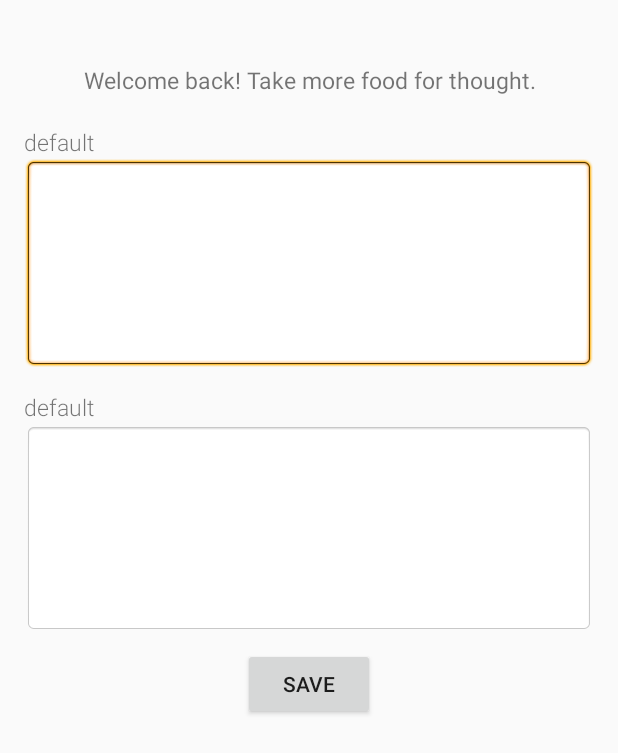
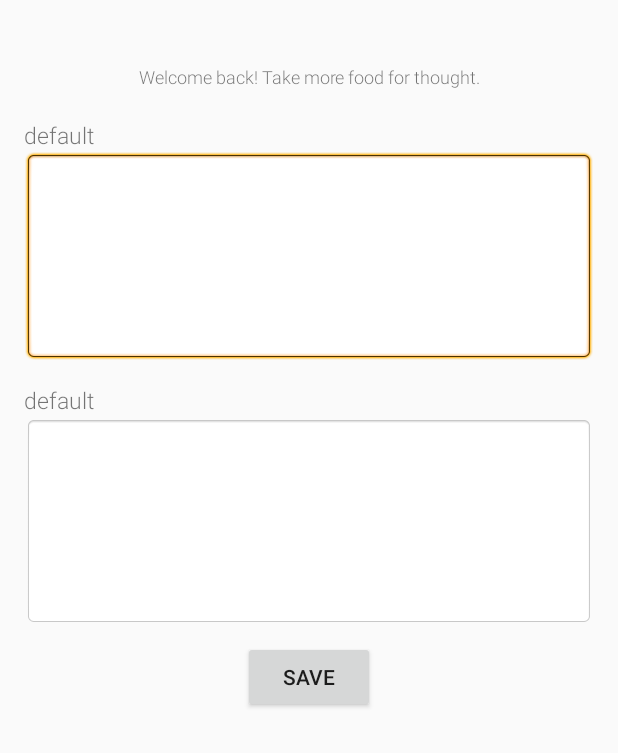
Before and after one commit to kelseyywang/journalXthought, an Android app: the layout activity_today_entry.xml on its own in the app's theme, with its tools: preview values and no code run, on a phone screen of 412 x 824 dp. Shown: the top 753 px of the screen. Run offline under Robolectric (Android 15) with nearby library versions, the phone set to English and light mode, and no system bars.

Commit message:
added month, fixed layout, etc. (would give design a solid 2/33)

```diff
--- a/app/src/main/java/com/example/kelseywang/journalx/CustomAdapter.java
+++ b/app/src/main/java/com/example/kelseywang/journalx/CustomAdapter.java
@@ -27,6 +27,7 @@ public class CustomAdapter extends BaseAdapter {
     private class ViewHolder {
         TextView q1_tv;
         TextView q2_tv;
+        TextView month;
         ImageView image_view;
     }
 
@@ -54,6 +55,7 @@ public class CustomAdapter extends BaseAdapter {
             convertView = inflater.inflate(R.layout.list_element, null);
             holder.q1_tv = (TextView) convertView.findViewById(R.id.q1_tv);
             holder.q2_tv = (TextView) convertView.findViewById(R.id.q2_tv);
+            holder.month = (TextView) convertView.findViewById(R.id.month);
             holder.image_view = (ImageView) convertView.findViewById(R.id.image_view);
             convertView.setTag(holder);
         } else {
@@ -62,7 +64,8 @@ public class CustomAdapter extends BaseAdapter {
         holder.q1_tv.setText(objects.get(position).getQ1());
         holder.q2_tv.setText(objects.get(position).getQ2());
         TextDrawable drawable = TextDrawable.builder()
-                .buildRoundRect(objects.get(position).getDrawableChar(), Color.parseColor("#6d87ce"), 28);
+                .buildRoundRect(objects.get(position).getDrawableChar(), Color.parseColor("#6d87ce"), 25);
+        holder.month.setText(objects.get(position).getMonth());
         holder.image_view.setImageDrawable(drawable);
         return convertView;
     }
--- a/app/src/main/java/com/example/kelseywang/journalx/TodayEntryActivity.java
+++ b/app/src/main/java/com/example/kelseywang/journalx/TodayEntryActivity.java
@@ -23,7 +23,7 @@ public class TodayEntryActivity extends SimpleActivity {
     private String test = "a";
     private List<String> questions = new ArrayList<>();
     private Map<Integer, String> dailyQuestions = new HashMap<Integer, String>();
-    private final int START_DAY_OF_YEAR = 60; //should be day which app is launched
+    private final int START_DAY_OF_YEAR = 67; //should be day which app is launched - 1
 
     @Override
     protected void onCreate(Bundle savedInstanceState) {
--- a/app/src/main/res/layout-land/activity_today_entry.xml
+++ b/app/src/main/res/layout-land/activity_today_entry.xml
@@ -20,7 +20,7 @@
         android:text=""
         android:gravity="center"
         android:layout_marginBottom="5dp"
-        android:fontFamily="sans-serif"
+        android:fontFamily="sans-serif-light"
         android:textColor="@color/blue1"
         android:textSize="20dp"
         android:id="@+id/date_view"
@@ -32,8 +32,8 @@
         android:text="Welcome back! Take more food for thought."
         android:gravity="center_horizontal"
         android:layout_marginBottom="20dp"
-        android:fontFamily="sans-serif"
-        android:textSize="15dp"
+        android:fontFamily="sans-serif-light"
+        android:textSize="12dp"
         />
 
     <LinearLayout
@@ -52,11 +52,13 @@
 
         <EditText
             android:id="@+id/answer_1"
-            android:inputType="text"
             android:layout_width="match_parent"
             android:layout_height="wrap_content"
             android:background="@android:drawable/editbox_background"
             android:minHeight="100dp"
+            android:gravity="top"
+            android:scrollHorizontally="false"
+            android:inputType="textMultiLine"
             />
     </LinearLayout>
     <LinearLayout
@@ -73,11 +75,13 @@
             />
         <EditText
             android:id="@+id/answer_2"
-            android:inputType="text"
             android:layout_width="match_parent"
             android:layout_height="wrap_content"
             android:background="@android:drawable/editbox_background"
             android:minHeight="100dp"
+            android:gravity="top"
+            android:scrollHorizontally="false"
+            android:inputType="textMultiLine"
             />
     </LinearLayout>
 
--- a/app/src/main/res/layout/activity_today_entry.xml
+++ b/app/src/main/res/layout/activity_today_entry.xml
@@ -20,7 +20,7 @@
         android:text=""
         android:gravity="center"
         android:layout_marginBottom="5dp"
-        android:fontFamily="sans-serif"
+        android:fontFamily="sans-serif-light"
         android:textColor="@color/blue1"
         android:textSize="20dp"
         android:id="@+id/date_view"
@@ -32,8 +32,8 @@
         android:text="Welcome back! Take more food for thought."
         android:gravity="center_horizontal"
         android:layout_marginBottom="20dp"
-        android:fontFamily="sans-serif"
-        android:textSize="15dp"
+        android:fontFamily="sans-serif-light"
+        android:textSize="12dp"
         />
 
     <LinearLayout
@@ -52,11 +52,13 @@
 
         <EditText
             android:id="@+id/answer_1"
-            android:inputType="text"
             android:layout_width="match_parent"
             android:layout_height="wrap_content"
             android:background="@android:drawable/editbox_background"
             android:minHeight="140dp"
+            android:gravity="top"
+            android:scrollHorizontally="false"
+            android:inputType="textMultiLine"
             />
     </LinearLayout>
     <LinearLayout
@@ -73,11 +75,13 @@
             />
         <EditText
             android:id="@+id/answer_2"
-            android:inputType="text"
             android:layout_width="match_parent"
             android:layout_height="wrap_content"
             android:background="@android:drawable/editbox_background"
             android:minHeight="140dp"
+            android:gravity="top"
+            android:scrollHorizontally="false"
+            android:inputType="textMultiLine"
             />
     </LinearLayout>
 
```
Also changed, not shown: app/src/main/java/com/example/kelseywang/journalx/AllEntriesActivity.java (+8 -7 lines), app/src/main/java/com/example/kelseywang/journalx/ListElement.java (+9 -1 lines), app/src/main/java/com/example/kelseywang/journalx/OldEntryActivity.java (+3 -4 lines), app/src/main/res/layout-land/activity_all_entries.xml (+5 -2 lines), app/src/main/res/layout-land/activity_old_entry.xml (+8 -4 lines), app/src/main/res/layout/activity_all_entries.xml (+6 -2 lines), app/src/main/res/layout/activity_old_entry.xml (+8 -4 lines), app/src/main/res/layout/list_element.xml (+32 -8 lines).
